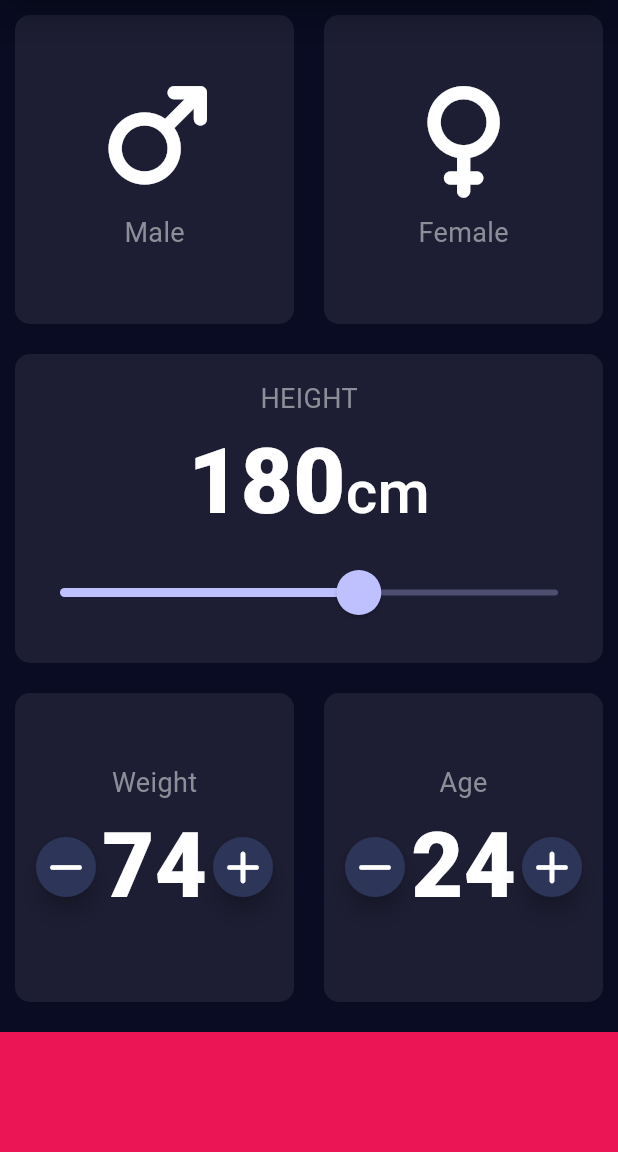
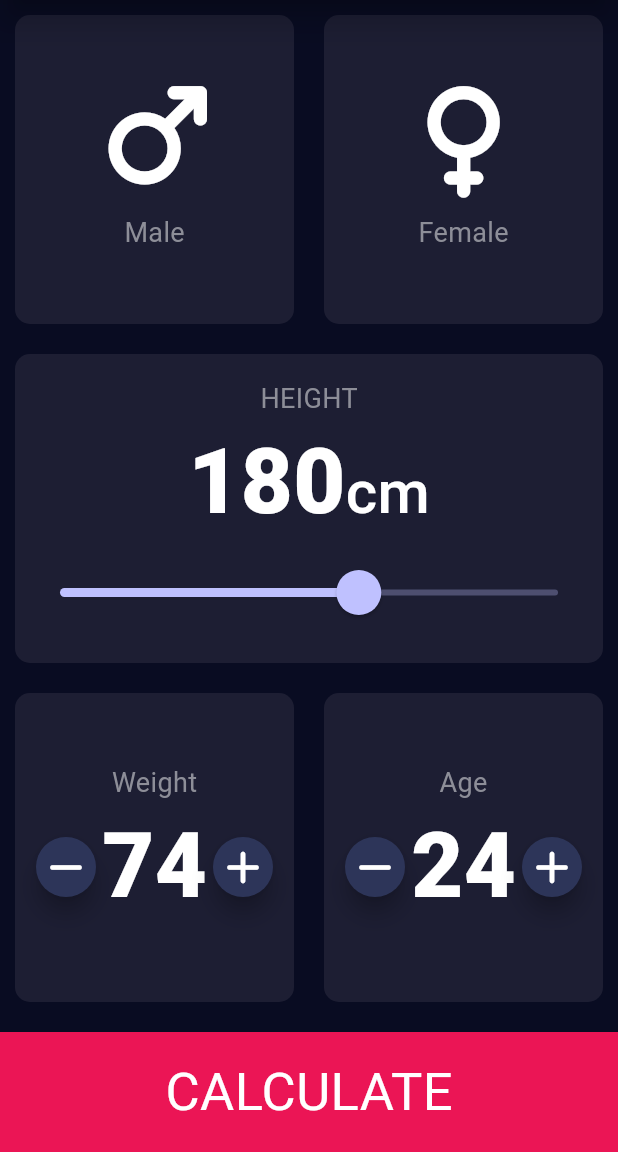
Before and after one commit to youssefzouari/bmi_caaalculator, a Flutter app: the screen it shows after launch, on a phone screen of 412 x 824 dp, the part 84-1236 px from its top. Run offline on Flutter 3.47's test engine with Material 3 defaults, Android fonts, the phone set to English and light mode, and no system bars; our stand-ins replace font_awesome_flutter.

Commit message:
fifth commit

```diff
--- a/lib/inputpage.dart
+++ b/lib/inputpage.dart
@@ -3,6 +3,7 @@ import 'package:font_awesome_flutter/font_awesome_flutter.dart';
 import 'reusiable_card.dart';
 import 'icon_content.dart';
 import 'constants.dart';
+import 'package:bmi_caaalculator/result_page.dart';
 
 enum Gender { male, female }
 
@@ -113,10 +114,12 @@ class _InputPageState extends State<InputPage> {
                               overlayRadius: 30,
                             ),
                             thumbColor: Theme.of(context).colorScheme.primary,
-                            activeTrackColor: Theme.of(context).colorScheme.primary,
-                            inactiveTrackColor:
-                            Theme.of(context).colorScheme.primary.withValues(alpha: 0.3)
-
+                            activeTrackColor: Theme.of(
+                              context,
+                            ).colorScheme.primary,
+                            inactiveTrackColor: Theme.of(
+                              context,
+                            ).colorScheme.primary.withValues(alpha: 0.3),
                           ),
                           child: Slider(
                             value: height.toDouble(),
@@ -151,33 +154,13 @@ class _InputPageState extends State<InputPage> {
                         Row(
                           mainAxisAlignment: MainAxisAlignment.center,
                           children: [
-                            FloatingActionButton.small(
-                              shape: CircleBorder(),
-                              backgroundColor: Color(0xFF2d3559),
-                              onPressed: () {
-                                setState(() {
+                            RoundIconButton(faIcon: FontAwesomeIcons.minus, onPress: (){setState(() {
                               weight--;
-                                });
-                              },
-                              child: (FaIcon(
-                                FontAwesomeIcons.minus,
-                                color: Colors.white,
-                              )),
-                            ),
+                            });}),
                             Text(weight.toString(), style: khugeTextStyle),
-                            FloatingActionButton.small(
-                              shape: CircleBorder(),
-                              backgroundColor: Color(0xFF2d3559),
-                              onPressed: () {
-                                setState(() {
+                            RoundIconButton(faIcon: FontAwesomeIcons.plus, onPress: (){setState(() {
                               weight++;
-                                });
-                              },
-                              child: (FaIcon(
-                                FontAwesomeIcons.plus,
-                                color: Colors.white,
-                              )),
-                            ),
+                            });})
                           ],
                         ),
                       ],
@@ -196,34 +179,13 @@ class _InputPageState extends State<InputPage> {
                         Row(
                           mainAxisAlignment: MainAxisAlignment.center,
                           children: [
-
-                            FloatingActionButton.small(
-                              shape: CircleBorder(),
-                              backgroundColor: Color(0xFF2d3559),
-                              onPressed: () {
-                                setState(() {
+                            RoundIconButton(faIcon: FontAwesomeIcons.minus, onPress: (){setState(() {
                               age--;
-                                });
-                              },
-                              child: (FaIcon(
-                                FontAwesomeIcons.minus,
-                                color: Colors.white,
-                              )),
-                            ),
+                            });}),
                             Text(age.toString(), style: khugeTextStyle),
-                            FloatingActionButton.small(
-                              shape: CircleBorder(),
-                              backgroundColor: Color(0xFF2d3559),
-                              onPressed: () {
-                                setState(() {
+                            RoundIconButton(faIcon: FontAwesomeIcons.plus, onPress: (){setState(() {
                               age++;
-                                });
-                              },
-                              child: (FaIcon(
-                                FontAwesomeIcons.plus,
-                                color: Colors.white,
-                              )),
-                            ),
+                            });})
                           ],
                         ),
                       ],
@@ -233,14 +195,43 @@ class _InputPageState extends State<InputPage> {
               ],
             ),
           ),
-          Container(
-            margin: EdgeInsets.only(top: 10.0),
+          GestureDetector(
+            onTap: () {
+              Navigator.push(
+                context,
+                MaterialPageRoute(builder: (context) => ResultPage()),
+              );
+            },
+            child: Container(
+              margin: const EdgeInsets.only(top: 10.0),
               color: kBottomcontainercolor,
               width: double.infinity,
               height: kBottomcontainerheight,
+              child : Center(child: Text("CALCULATE",style: TextStyle(fontSize: 35.0),),),
             ),
+          )
+
         ],
       ),
     );
   }
 }
+
+class RoundIconButton extends StatelessWidget {
+  RoundIconButton({ required this.faIcon,required this.onPress});
+  final FaIconData faIcon;
+  final VoidCallback? onPress;
+  @override
+  Widget build(BuildContext context) {
+    return RawMaterialButton(
+      child : FaIcon(faIcon),
+      shape: CircleBorder(),
+      fillColor: Color(0xFF2d3559),
+      constraints: const BoxConstraints.tightFor(width: 40.0, height: 40.0),
+      elevation: 6,
+      onPressed: onPress,
+    );
+  }
+
+
+}
--- /dev/null
+++ b/lib/result_page.dart
@@ -0,0 +1,9 @@
+import 'package:flutter/material.dart';
+class ResultPage extends StatelessWidget {
+  const ResultPage({super.key});
+
+  @override
+  Widget build(BuildContext context) {
+    return Scaffold(appBar: AppBar(title: Text( "BMI CALCULATOR",),),body: Text("hello"),);
+  }
+}
```
Lines whose indentation alone changed are shown as unchanged.
